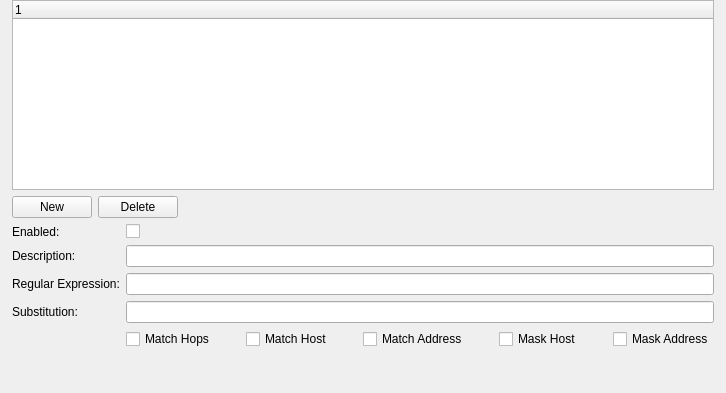
Before: the Qt Designer form src/components/RegExHostMasker/RegExHostMaskerSettingsPageWidget.ui in nedrysoft/pingnoo, drawn with Qt 5.
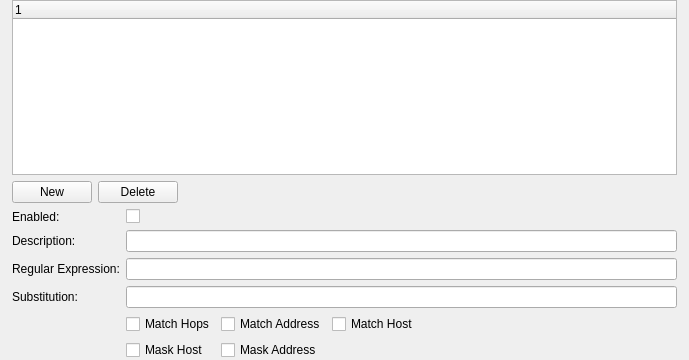
After: the same form once the commit is applied.

Patch:
```diff
--- a/src/components/RegExHostMasker/RegExHostMaskerSettingsPageWidget.ui
+++ b/src/components/RegExHostMasker/RegExHostMaskerSettingsPageWidget.ui
@@ -6,8 +6,8 @@
    <rect>
     <x>0</x>
     <y>0</y>
-    <width>726</width>
-    <height>393</height>
+    <width>689</width>
+    <height>360</height>
    </rect>
   </property>
   <property name="sizePolicy">
@@ -47,14 +47,14 @@
    <item>
     <layout class="QHBoxLayout" name="horizontalLayout">
      <item>
-      <widget class="QPushButton" name="pushButton">
+      <widget class="QPushButton" name="newButton">
        <property name="text">
         <string>New</string>
        </property>
       </widget>
      </item>
      <item>
-      <widget class="QPushButton" name="pushButton_2">
+      <widget class="QPushButton" name="deleteButton">
        <property name="text">
         <string>Delete</string>
        </property>
@@ -80,6 +80,16 @@
      <property name="fieldGrowthPolicy">
       <enum>QFormLayout::ExpandingFieldsGrow</enum>
      </property>
+     <item row="0" column="0">
+      <widget class="QLabel" name="enabledLabel">
+       <property name="text">
+        <string>Enabled:</string>
+       </property>
+      </widget>
+     </item>
+     <item row="0" column="1">
+      <widget class="QCheckBox" name="enabledCheckBox"/>
+     </item>
      <item row="1" column="0">
       <widget class="QLabel" name="descriptionLabel">
        <property name="text">
@@ -110,123 +120,71 @@
      <item row="3" column="1">
       <widget class="QLineEdit" name="substitutionLineEdit"/>
      </item>
-     <item row="5" column="1">
-      <layout class="QHBoxLayout" name="flagsLayout">
-       <property name="spacing">
-        <number>-1</number>
-       </property>
-       <item>
+     <item row="4" column="1">
+      <layout class="QGridLayout" name="gridLayout" columnstretch="0,0,2,0">
+       <item row="0" column="3">
+        <spacer name="horizontalSpacer_3">
+         <property name="orientation">
+          <enum>Qt::Horizontal</enum>
+         </property>
+         <property name="sizeHint" stdset="0">
+          <size>
+           <width>40</width>
+           <height>20</height>
+          </size>
+         </property>
+        </spacer>
+       </item>
+       <item row="0" column="0">
         <widget class="QCheckBox" name="matchHopsCheckbox">
          <property name="text">
           <string>Match Hops</string>
          </property>
         </widget>
        </item>
-       <item>
-        <spacer name="horizontalSpacer_2">
-         <property name="orientation">
-          <enum>Qt::Horizontal</enum>
-         </property>
-         <property name="sizeHint" stdset="0">
-          <size>
-           <width>40</width>
-           <height>20</height>
-          </size>
-         </property>
-        </spacer>
-       </item>
-       <item>
-        <widget class="QCheckBox" name="matchHostCheckbox">
-         <property name="text">
-          <string>Match Host</string>
-         </property>
-        </widget>
-       </item>
-       <item>
-        <spacer name="horizontalSpacer_3">
-         <property name="orientation">
-          <enum>Qt::Horizontal</enum>
-         </property>
-         <property name="sizeHint" stdset="0">
-          <size>
-           <width>40</width>
-           <height>20</height>
-          </size>
-         </property>
-        </spacer>
-       </item>
-       <item>
+       <item row="0" column="1">
         <widget class="QCheckBox" name="matchAddressCheckbox">
          <property name="text">
           <string>Match Address</string>
          </property>
         </widget>
        </item>
-       <item>
-        <spacer name="horizontalSpacer_4">
-         <property name="orientation">
-          <enum>Qt::Horizontal</enum>
+       <item row="0" column="2">
+        <widget class="QCheckBox" name="matchHostCheckbox">
+         <property name="text">
+          <string>Match Host</string>
          </property>
-         <property name="sizeHint" stdset="0">
-          <size>
-           <width>40</width>
-           <height>20</height>
-          </size>
-         </property>
-        </spacer>
+        </widget>
        </item>
-       <item>
+       <item row="1" column="0">
         <widget class="QCheckBox" name="maskHostCheckbox">
          <property name="text">
           <string>Mask Host</string>
          </property>
         </widget>
        </item>
-       <item>
-        <spacer name="horizontalSpacer_5">
-         <property name="orientation">
-          <enum>Qt::Horizontal</enum>
-         </property>
-         <property name="sizeHint" stdset="0">
-          <size>
-           <width>40</width>
-           <height>20</height>
-          </size>
-         </property>
-        </spacer>
-       </item>
-       <item>
+       <item row="1" column="1">
         <widget class="QCheckBox" name="maskAddressCheckbox">
          <property name="text">
           <string>Mask Address</string>
          </property>
         </widget>
        </item>
+       <item row="1" column="3">
+        <spacer name="horizontalSpacer_4">
+         <property name="orientation">
+          <enum>Qt::Horizontal</enum>
+         </property>
+         <property name="sizeHint" stdset="0">
+          <size>
+           <width>40</width>
+           <height>20</height>
+          </size>
+         </property>
+        </spacer>
+       </item>
       </layout>
      </item>
-     <item row="6" column="1">
-      <spacer name="verticalSpacer">
-       <property name="orientation">
-        <enum>Qt::Vertical</enum>
-       </property>
-       <property name="sizeHint" stdset="0">
-        <size>
-         <width>20</width>
-         <height>40</height>
-        </size>
-       </property>
-      </spacer>
-     </item>
-     <item row="0" column="0">
-      <widget class="QLabel" name="enabledLabel">
-       <property name="text">
-        <string>Enabled:</string>
-       </property>
-      </widget>
-     </item>
-     <item row="0" column="1">
-      <widget class="QCheckBox" name="enabledCheckBox"/>
-     </item>
     </layout>
    </item>
   </layout>
```
